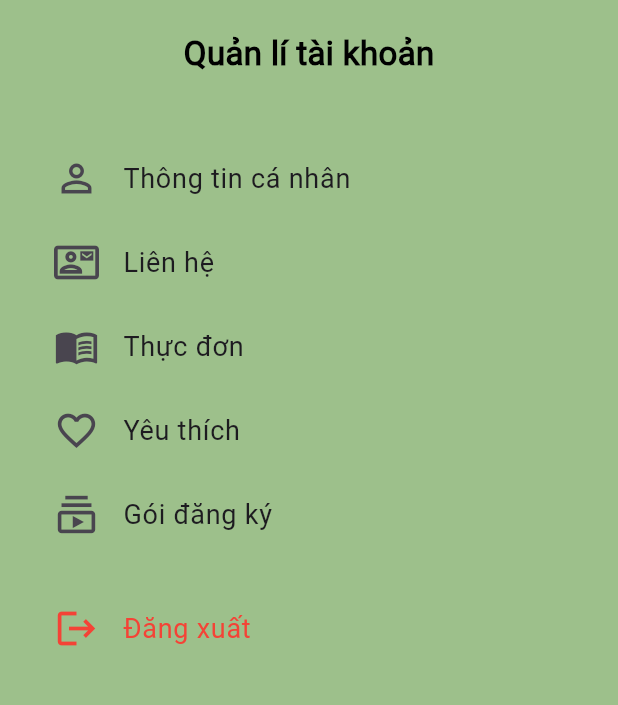
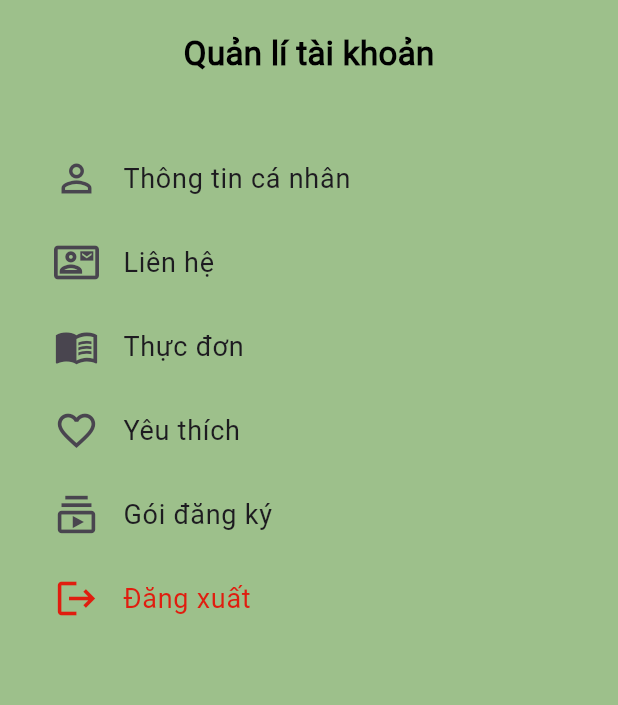
Before and after one commit to MeoKool/MealMentor, a Flutter app: the ProfileScreen screen opened directly, on a phone screen of 412 x 824 dp, the part 450-1155 px from its top. Run offline on Flutter 3.47's test engine with Material 3 defaults, Android fonts, the phone set to English and light mode, and no system bars; our stand-ins replace device_preview.

Commit message:
fix icon logout

```diff
--- a/lib/screens/Setting/profile_screen.dart
+++ b/lib/screens/Setting/profile_screen.dart
@@ -101,12 +101,12 @@ class ProfileScreen extends StatelessWidget {
                     );
                   },
                 ),
-                 const SizedBox(height: 20),
+                 const SizedBox(height: 0),
                   ListTile(
-                  leading: const Icon(Icons.logout, size: 30, color: Colors.red),
+                  leading: const Icon(Icons.logout, size: 30, color: Color.fromARGB(255, 224, 29, 15)),
                   title: const Text(
                     'Đăng xuất',
-                    style: TextStyle(fontSize: 18, color: Colors.red),
+                    style: TextStyle(fontSize: 18, color: Color.fromARGB(255, 224, 29, 15)),
                   ),
                   onTap: () => _showLogoutDialog(context), // Show logout confirmation dialog
                 ),
```
